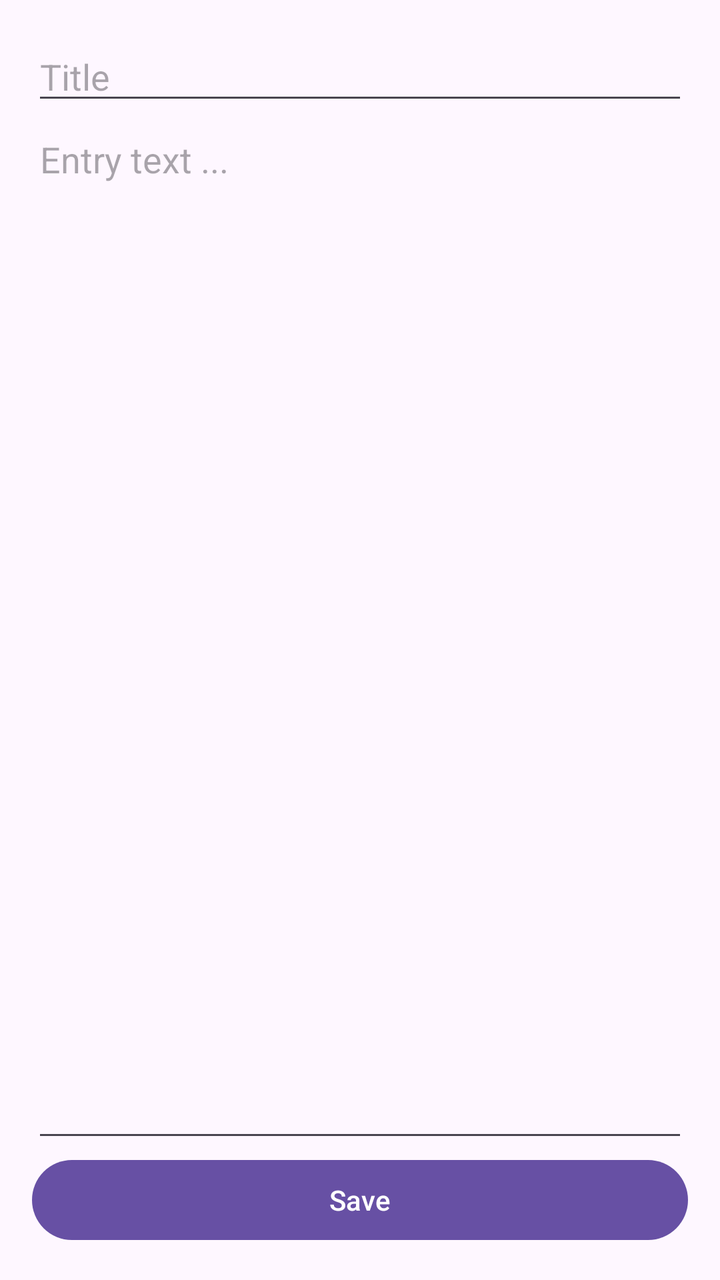
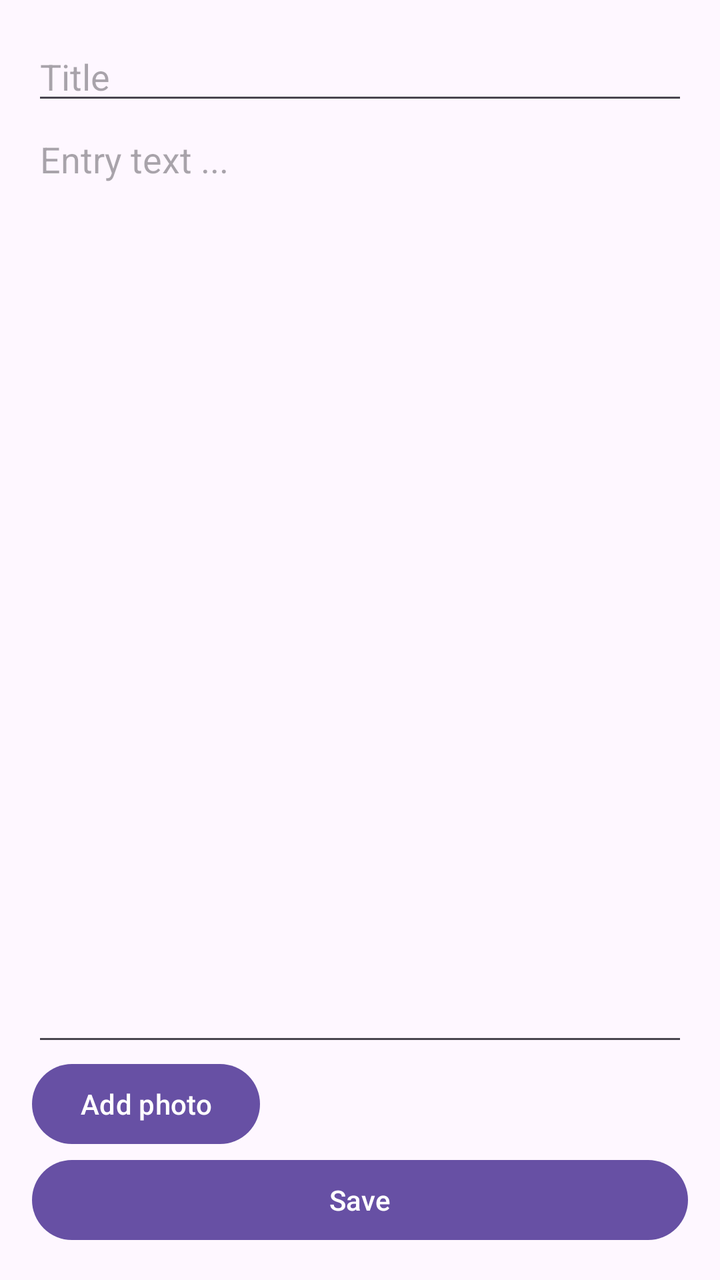

Screens rendered from an Android XML layout before and after an edit, with the pre-edit source and the edit as a unified diff.
<!-- AndroidManifest.xml: application theme Theme.JournalApp -->
<!-- res/layout/fragment_create_entry.xml -->
<?xml version="1.0" encoding="utf-8"?>
<ScrollView
    xmlns:android="http://schemas.android.com/apk/res/android"
    xmlns:tools="http://schemas.android.com/tools"
    android:layout_width="match_parent"
    android:layout_height="match_parent"
    android:fillViewport="true"
    tools:context=".createEntry.CreateEntryFragment">

    <LinearLayout
        android:layout_width="match_parent"
        android:layout_height="wrap_content"
        android:orientation="vertical"
        android:padding="16dp">

        <EditText
            android:id="@+id/create_title"
            android:layout_width="match_parent"
            android:layout_height="wrap_content"
            android:ems="10"
            android:inputType="text"
            android:hint="@string/title" />

        <EditText
            android:id="@+id/create_content"
            android:layout_width="match_parent"
            android:layout_height="0dp"
            android:ems="10"
            android:layout_weight="1"
            android:gravity="start|top"
            android:inputType="textMultiLine"
            android:hint="@string/entry" />

        <Button
            android:id="@+id/create_button"
            android:layout_width="match_parent"
            android:layout_height="wrap_content"
            android:text="@string/save" />
    </LinearLayout>
</ScrollView>
<!-- resources referenced by this layout -->
<resources>
  <string name="entry">Entry text ...</string>
  <string name="save">Save</string>
  <string name="title">Title</string>
  <style name="Theme.JournalApp" parent="Base.Theme.JournalApp" />
  <style name="Base.Theme.JournalApp" parent="Theme.Material3.DayNight.NoActionBar">
          
          
      </style>
</resources>

<!-- the commit's change to res/layout/fragment_create_entry.xml (unified diff, before → after) -->
@@ -1,6 +1,5 @@
 <?xml version="1.0" encoding="utf-8"?>
-<ScrollView
-    xmlns:android="http://schemas.android.com/apk/res/android"
+<ScrollView xmlns:android="http://schemas.android.com/apk/res/android"
     xmlns:tools="http://schemas.android.com/tools"
     android:layout_width="match_parent"
     android:layout_height="match_parent"
@@ -31,6 +30,19 @@
             android:inputType="textMultiLine"
             android:hint="@string/entry" />
 
+        <androidx.recyclerview.widget.RecyclerView
+            android:id="@+id/imageList"
+            android:layout_width="match_parent"
+            android:layout_height="wrap_content"
+            android:orientation="horizontal"
+            android:visibility="gone" />
+
+        <Button
+            android:id="@+id/addPhotoButton"
+            android:layout_width="wrap_content"
+            android:layout_height="wrap_content"
+            android:text="Add photo" />
+
         <Button
             android:id="@+id/create_button"
             android:layout_width="match_parent"
